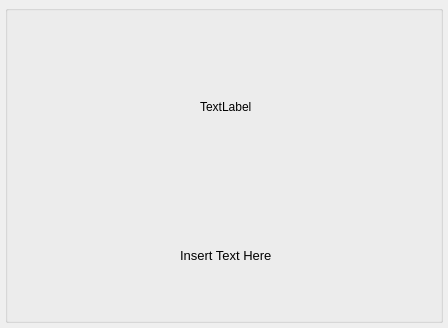
Above: PDFPreview/gui/ui_about.ui from FlyBoy8869/PDFPreview before the change. Below: the same form after it.
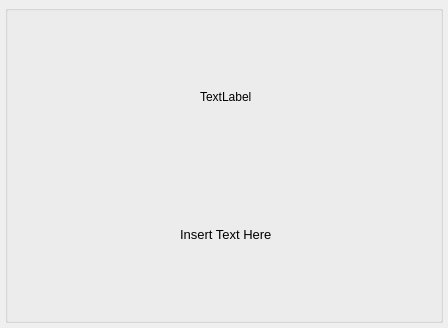
That is the form after the change.

Commit message: Tweaks About dialog layout.

Diff of the .ui file:
```diff
--- a/PDFPreview/gui/ui_about.ui
+++ b/PDFPreview/gui/ui_about.ui
@@ -31,10 +31,16 @@
      <property name="title">
       <string/>
      </property>
-     <layout class="QVBoxLayout" name="verticalLayout_2">
+     <layout class="QVBoxLayout" name="verticalLayout_2" stretch="0,0">
+      <property name="spacing">
+       <number>-1</number>
+      </property>
       <property name="leftMargin">
        <number>12</number>
       </property>
+      <property name="bottomMargin">
+       <number>30</number>
+      </property>
       <item>
        <layout class="QHBoxLayout" name="horizontalLayout">
         <item>
```
